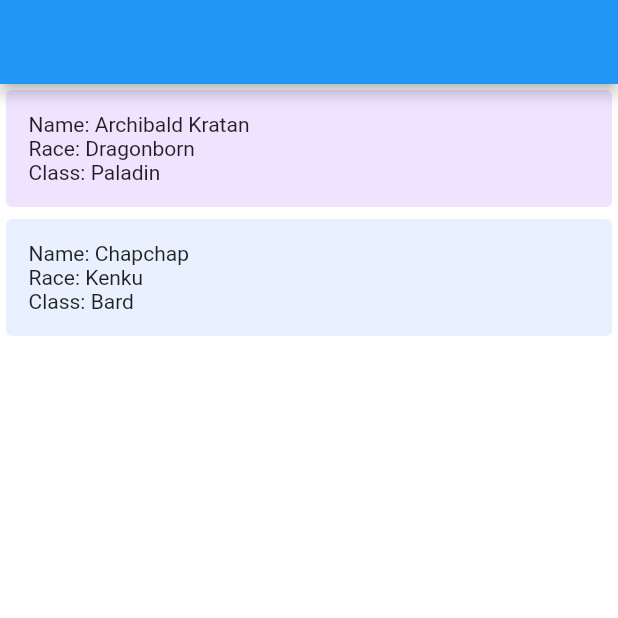
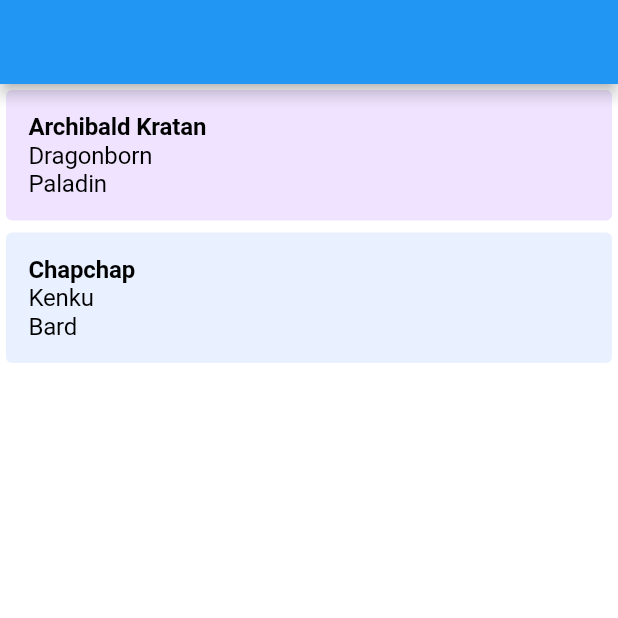
Before and after one commit to Rymfaar/handy-and-d, a Flutter app: the screen it shows after launch, on a phone screen of 412 x 824 dp, the top half of it. Run offline on Flutter 3.47's test engine with Material 2 defaults, Android fonts, the phone set to English and light mode, and no system bars.

Commit message:
feat(home view): custom text widget

```diff
--- /dev/null
+++ b/lib/core/constants/text_style.dart
@@ -0,0 +1,14 @@
+// ignore_for_file: constant_identifier_names
+
+import 'package:flutter/material.dart';
+
+const TEXT_BOLD = TextStyle(
+  fontSize: 16,
+  fontWeight: FontWeight.bold,
+  letterSpacing: -0.1,
+);
+
+const TEXT = TextStyle(
+  fontSize: 16,
+  letterSpacing: -0.1,
+);
--- a/lib/views/home_view.dart
+++ b/lib/views/home_view.dart
@@ -26,7 +26,6 @@ class _HomeViewState extends State<HomeView> {
       appBar: AppBar(),
       body: ListView.builder(
         itemBuilder: (context, index) {
-          // return Text(listenViewModel.characters[index].name ?? "");
           return CharacterCard(
             characterViewModel: listenViewModel.characters[index],
           );
--- a/lib/widgets/character_card.dart
+++ b/lib/widgets/character_card.dart
@@ -1,6 +1,8 @@
 import 'package:flutter/material.dart';
 import 'package:handy_and_d/core/constants/margin.dart' as margin;
+import 'package:handy_and_d/core/constants/text_style.dart';
 import 'package:handy_and_d/viewmodels/character_viewmodel.dart';
+import 'package:handy_and_d/widgets/custom_text.dart';
 
 class CharacterCard extends StatelessWidget {
   final CharacterViewModel characterViewModel;
@@ -16,9 +18,12 @@ class CharacterCard extends StatelessWidget {
         child: Column(
           crossAxisAlignment: CrossAxisAlignment.start,
           children: [
-            Text("Name: " + characterViewModel.name.toString()),
-            Text("Race: " + characterViewModel.race.toString()),
-            Text("Class: " + characterViewModel.roleLabel.toString()),
+            CustomText(
+                text: characterViewModel.name.toString(),
+                defaultStyle: TEXT_BOLD),
+            CustomText(
+                text: characterViewModel.race.toString(), defaultStyle: TEXT),
+            CustomText(text: characterViewModel.roleLabel, defaultStyle: TEXT),
           ],
         ),
       ),
--- /dev/null
+++ b/lib/widgets/custom_text.dart
@@ -0,0 +1,26 @@
+import 'package:flutter/material.dart';
+import 'package:handy_and_d/core/constants/text_style.dart';
+
+class CustomText extends StatelessWidget {
+  final String text;
+  final TextStyle defaultStyle;
+  final Color textColor;
+  //todo: font
+
+  const CustomText(
+      {required this.text,
+      required this.defaultStyle,
+      this.textColor = Colors.black,
+      Key? key})
+      : super(key: key);
+
+  @override
+  Widget build(BuildContext context) {
+    return RichText(
+      text: TextSpan(
+        style: defaultStyle,
+        children: [TextSpan(text: text, style: TextStyle(color: textColor))],
+      ),
+    );
+  }
+}
```
